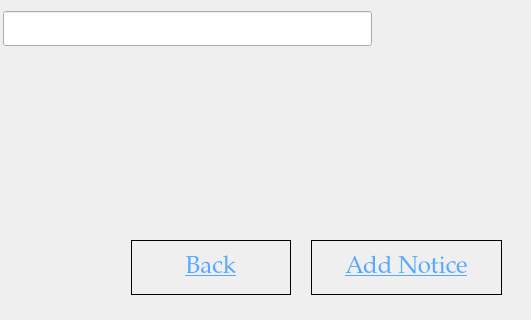
tural777/FinalProject, file UI/AddNoticePageUI.ui: the form before one commit; both pictures show x 269 to 800 and y 280 to 600 of the 800 by 600 pixel window.
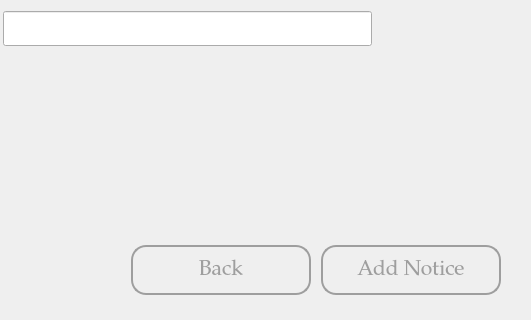
The form after the commit.

What changed in the file:
```diff
--- a/UI/AddNoticePageUI.ui
+++ b/UI/AddNoticePageUI.ui
@@ -16,6 +16,12 @@
     <height>600</height>
    </size>
   </property>
+  <property name="maximumSize">
+   <size>
+    <width>800</width>
+    <height>600</height>
+   </size>
+  </property>
   <property name="font">
    <font>
     <family>Palatino Linotype</family>
@@ -93,24 +99,38 @@
    <property name="geometry">
     <rect>
      <x>400</x>
-     <y>520</y>
-     <width>160</width>
-     <height>55</height>
+     <y>525</y>
+     <width>180</width>
+     <height>50</height>
     </rect>
    </property>
    <property name="font">
     <font>
      <family>Palatino Linotype</family>
-     <pointsize>18</pointsize>
-     <underline>true</underline>
+     <pointsize>16</pointsize>
+     <underline>false</underline>
     </font>
    </property>
    <property name="cursor">
     <cursorShape>PointingHandCursor</cursorShape>
    </property>
    <property name="styleSheet">
-    <string notr="true">border: 1px solid black;
-color: rgb(85, 170, 255);</string>
+    <string notr="true">QPushButton{
+	border: 2px solid #9E9E9E;
+	border-radius: 15px;
+	background-color: #00000000;
+	color: #9E9E9E;
+}
+QPushButton:hover{
+	color: #FFFFFF;
+	background-color: #5a5a5a;
+}
+QPushButton:pressed{
+	color: #9c2219;
+}
+QPushButton:checked{
+	color: #2c998e;
+}</string>
    </property>
    <property name="text">
     <string>Back</string>
@@ -119,25 +139,39 @@
   <widget class="QPushButton" name="btn_addNotice">
    <property name="geometry">
     <rect>
-     <x>580</x>
-     <y>520</y>
-     <width>191</width>
-     <height>55</height>
+     <x>590</x>
+     <y>525</y>
+     <width>180</width>
+     <height>50</height>
     </rect>
    </property>
    <property name="font">
     <font>
      <family>Palatino Linotype</family>
-     <pointsize>18</pointsize>
-     <underline>true</underline>
+     <pointsize>16</pointsize>
+     <underline>false</underline>
     </font>
    </property>
    <property name="cursor">
     <cursorShape>PointingHandCursor</cursorShape>
    </property>
    <property name="styleSheet">
-    <string notr="true">border: 1px solid black;
-color: rgb(85, 170, 255);</string>
+    <string notr="true">QPushButton{
+	border: 2px solid #9E9E9E;
+	border-radius: 15px;
+	background-color: #00000000;
+	color: #9E9E9E;
+}
+QPushButton:hover{
+	color: #FFFFFF;
+	background-color: #5a5a5a;
+}
+QPushButton:pressed{
+	color: #9c2219;
+}
+QPushButton:checked{
+	color: #2c998e;
+}</string>
    </property>
    <property name="text">
     <string>Add Notice</string>
```
